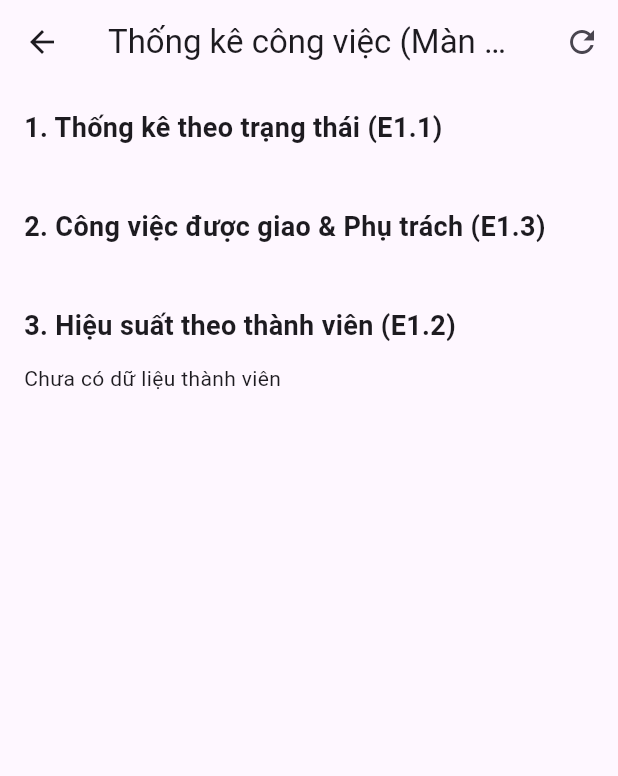
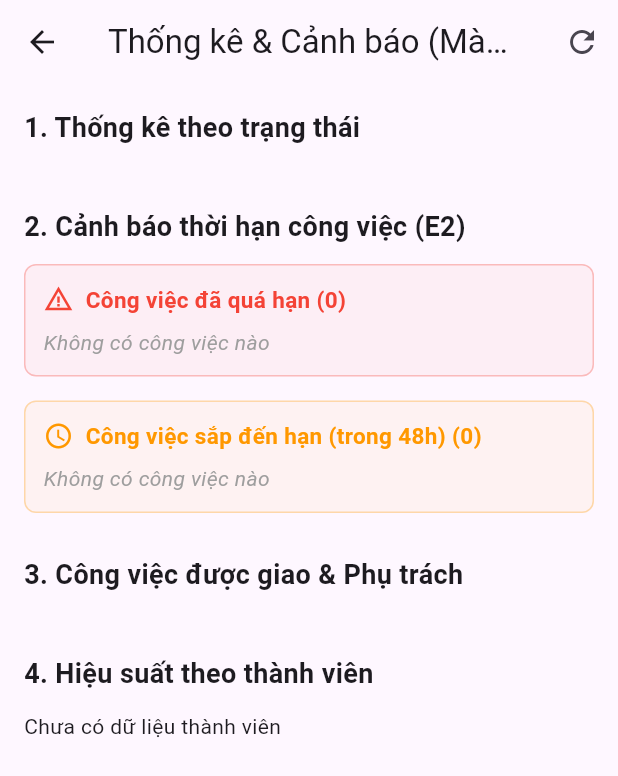
Before and after one commit to NguyenPhucNguyenKimKHMT2411031/case2_KHMT2411031_NguyenPhucNguyenKim, a Flutter app: the ReportScreen screen opened directly, after a tap on the "refresh" icon, on a phone screen of 412 x 824 dp. Shown: the top 776 px of the screen. Run offline on Flutter 3.47's test engine with Material 3 defaults, Android fonts, the phone set to English and light mode, and no system bars; our stand-ins replace shared_preferences; accounts and stored records are empty; network calls fail.

Commit message:
feat(reports): add upcoming and overdue tasks list UI in ReportScreen for E2

```diff
--- a/TaskManager/lib/screens/report_screen.dart
+++ b/TaskManager/lib/screens/report_screen.dart
@@ -12,6 +12,8 @@ class _ReportScreenState extends State<ReportScreen> {
   Map<String, dynamic>? _summary;
   Map<String, dynamic>? _myTaskStats;
   List<dynamic> _userPerformance = [];
+  List<dynamic> _overdueTasks = [];
+  List<dynamic> _upcomingTasks = [];
   bool _isLoading = true;
 
   @override
@@ -25,12 +27,17 @@ class _ReportScreenState extends State<ReportScreen> {
     final summaryRes = await ApiService.getTaskSummary();
     final myStatsRes = await ApiService.getMyTaskStats();
     final perfRes = await ApiService.getUserPerformance();
+    final alertRes = await ApiService.getUpcomingAndOverdueTasks();
 
     if (mounted) {
       setState(() {
         if (summaryRes['success']) _summary = summaryRes['data'];
         if (myStatsRes['success']) _myTaskStats = myStatsRes['data'];
         if (perfRes['success']) _userPerformance = perfRes['data'] ?? [];
+        if (alertRes['success']) {
+          _overdueTasks = alertRes['data']['overdue'] ?? [];
+          _upcomingTasks = alertRes['data']['upcoming'] ?? [];
+        }
         _isLoading = false;
       });
     }
@@ -40,7 +47,7 @@ class _ReportScreenState extends State<ReportScreen> {
   Widget build(BuildContext context) {
     return Scaffold(
       appBar: AppBar(
-        title: const Text('Thống kê công việc (Màn 10)'),
+        title: const Text('Thống kê & Cảnh báo (Màn 10)'),
         actions: [
           IconButton(
             icon: const Icon(Icons.refresh),
@@ -55,8 +62,8 @@ class _ReportScreenState extends State<ReportScreen> {
         child: Column(
           crossAxisAlignment: CrossAxisAlignment.start,
           children: [
-            const Text('1. Thống kê theo trạng thái (E1.1)',
-                style: TextStyle(fontSize: 18, fontWeight: FontWeight.bold)),
+            // 1. THỐNG KÊ TỔNG QUAN (E1.1)
+            const Text('1. Thống kê theo trạng thái', style: TextStyle(fontSize: 18, fontWeight: FontWeight.bold)),
             const SizedBox(height: 12),
             if (_summary != null)
               Wrap(
@@ -71,29 +78,36 @@ class _ReportScreenState extends State<ReportScreen> {
                   _buildStatCard('Tỷ lệ xong', '${_summary!['completionRate']}%', Colors.teal),
                 ],
               ),
+
             const SizedBox(height: 28),
-            const Text('2. Công việc được giao & Phụ trách (E1.3)',
-                style: TextStyle(fontSize: 18, fontWeight: FontWeight.bold)),
+
+            // 2. CẢNH BÁO QUÁ HẠN VÀ SẮP ĐẾN HẠN (E2)
+            const Text('2. Cảnh báo thời hạn công việc (E2)', style: TextStyle(fontSize: 18, fontWeight: FontWeight.bold)),
+            const SizedBox(height: 12),
+            _buildTaskAlertList('Công việc đã quá hạn', _overdueTasks, Colors.red, Icons.warning_amber),
+            const SizedBox(height: 16),
+            _buildTaskAlertList('Công việc sắp đến hạn (trong 48h)', _upcomingTasks, Colors.orange, Icons.access_time),
+
+            const SizedBox(height: 28),
+
+            // 3. THỐNG KÊ PHÂN CÔNG (E1.3)
+            const Text('3. Công việc được giao & Phụ trách', style: TextStyle(fontSize: 18, fontWeight: FontWeight.bold)),
             const SizedBox(height: 12),
             if (_myTaskStats != null)
               Row(
                 children: [
-                  Expanded(
-                    child: _buildInfoTile('Phụ trách chính', '${_myTaskStats!['primaryTasks']}', Icons.star, Colors.amber.shade800),
-                  ),
+                  Expanded(child: _buildInfoTile('Phụ trách chính', '${_myTaskStats!['primaryTasks']}', Icons.star, Colors.amber.shade800)),
                   const SizedBox(width: 12),
-                  Expanded(
-                    child: _buildInfoTile('Được giao', '${_myTaskStats!['assignedTasks']}', Icons.assignment_ind, Colors.indigo),
-                  ),
+                  Expanded(child: _buildInfoTile('Được giao', '${_myTaskStats!['assignedTasks']}', Icons.assignment_ind, Colors.indigo)),
                   const SizedBox(width: 12),
-                  Expanded(
-                    child: _buildInfoTile('Do tôi tạo', '${_myTaskStats!['createdTasks']}', Icons.create_new_folder, Colors.purple),
-                  ),
+                  Expanded(child: _buildInfoTile('Do tôi tạo', '${_myTaskStats!['createdTasks']}', Icons.create_new_folder, Colors.purple)),
                 ],
               ),
+
             const SizedBox(height: 28),
-            const Text('3. Hiệu suất theo thành viên (E1.2)',
-                style: TextStyle(fontSize: 18, fontWeight: FontWeight.bold)),
+
+            // 4. HIỆU SUẤT THÀNH VIÊN (E1.2)
+            const Text('4. Hiệu suất theo thành viên', style: TextStyle(fontSize: 18, fontWeight: FontWeight.bold)),
             const SizedBox(height: 12),
             _userPerformance.isEmpty
                 ? const Text('Chưa có dữ liệu thành viên')
@@ -109,8 +123,7 @@ class _ReportScreenState extends State<ReportScreen> {
                     leading: CircleAvatar(child: Text('${index + 1}')),
                     title: Text(item['userName'] ?? item['email'] ?? 'N/A'),
                     subtitle: Text('Hoàn thành: ${item['completed']}/${item['totalAssigned']} task'),
-                    trailing: Text('${rate.toStringAsFixed(1)}%',
-                        style: const TextStyle(fontWeight: FontWeight.bold, fontSize: 16)),
+                    trailing: Text('${rate.toStringAsFixed(1)}%', style: const TextStyle(fontWeight: FontWeight.bold, fontSize: 16)),
                   ),
                 );
               },
@@ -121,16 +134,60 @@ class _ReportScreenState extends State<ReportScreen> {
     );
   }
 
+  Widget _buildTaskAlertList(String title, List<dynamic> tasks, Color color, IconData icon) {
+    return Container(
+      decoration: BoxDecoration(
+        color: color.withOpacity(0.05),
+        border: Border.all(color: color.withOpacity(0.3)),
+        borderRadius: BorderRadius.circular(8),
+      ),
+      padding: const EdgeInsets.all(12),
+      child: Column(
+        crossAxisAlignment: CrossAxisAlignment.start,
+        children: [
+          Row(
+            children: [
+              Icon(icon, color: color, size: 20),
+              const SizedBox(width: 8),
+              Text('$title (${tasks.length})', style: TextStyle(fontWeight: FontWeight.bold, color: color, fontSize: 15)),
+            ],
+          ),
+          const SizedBox(height: 8),
+          tasks.isEmpty
+              ? const Text('Không có công việc nào', style: TextStyle(fontStyle: FontStyle.italic, color: Colors.grey))
+              : ListView.builder(
+            shrinkWrap: true,
+            physics: const NeverScrollableScrollPhysics(),
+            itemCount: tasks.length,
+            itemBuilder: (context, i) {
+              final task = tasks[i];
+              return Card(
+                margin: const EdgeInsets.symmetric(vertical: 4),
+                child: ListTile(
+                  dense: true,
+                  title: Text(task['title'] ?? 'N/A', style: const TextStyle(fontWeight: FontWeight.w600)),
+                  subtitle: Text('Hạn: ${task['dueDate'] != null ? task['dueDate'].toString().split('T')[0] : 'N/A'}'),
+                  trailing: Container(
+                    padding: const EdgeInsets.symmetric(horizontal: 8, vertical: 4),
+                    decoration: BoxDecoration(color: color, borderRadius: BorderRadius.circular(4)),
+                    child: Text(task['status'] ?? '', style: const TextStyle(color: Colors.white, fontSize: 11)),
+                  ),
+                ),
+              );
+            },
+          ),
+        ],
+      ),
+    );
+  }
+
   Widget _buildStatCard(String title, String value, Color color) {
     return SizedBox(
       width: 150,
       child: Card(
         color: color.withOpacity(0.08),
         elevation: 0,
-        shape: RoundedRectangleBorder(
-          side: BorderSide(color: color, width: 1.5),
-          borderRadius: BorderRadius.circular(8),
-        ),
+        shape: RoundedRectangleBorder(side: BorderSide(color: color, width: 1.5), borderRadius: BorderRadius.circular(8)),
         child: Padding(
           padding: const EdgeInsets.symmetric(vertical: 16.0, horizontal: 12.0),
           child: Column(
```
